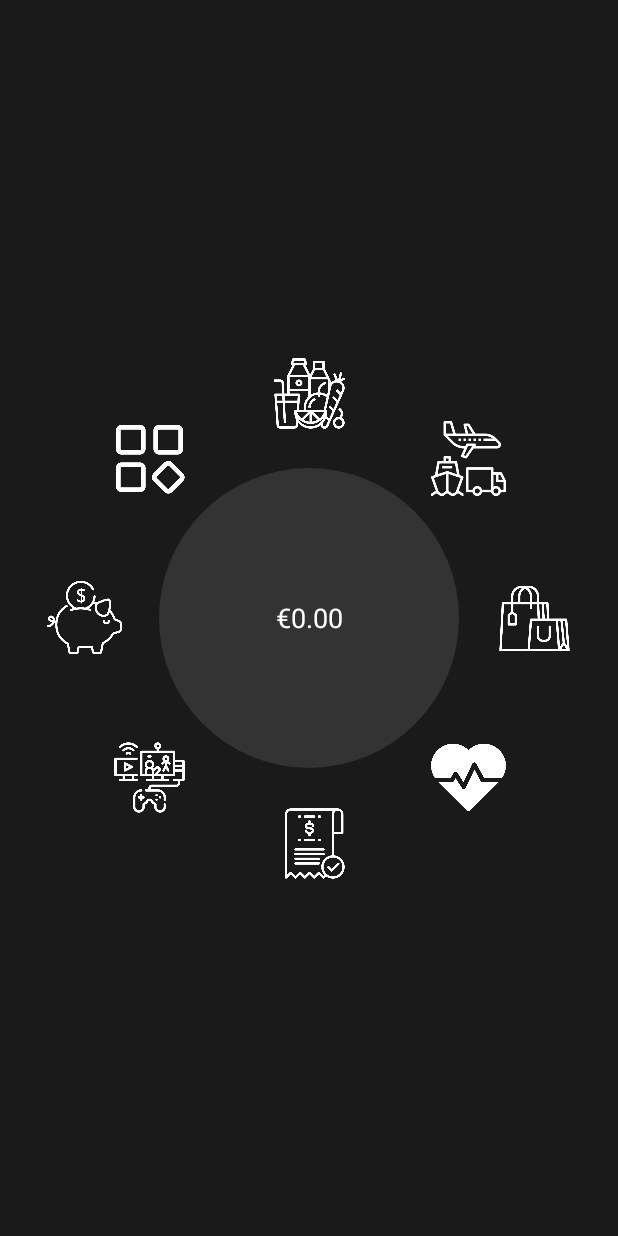
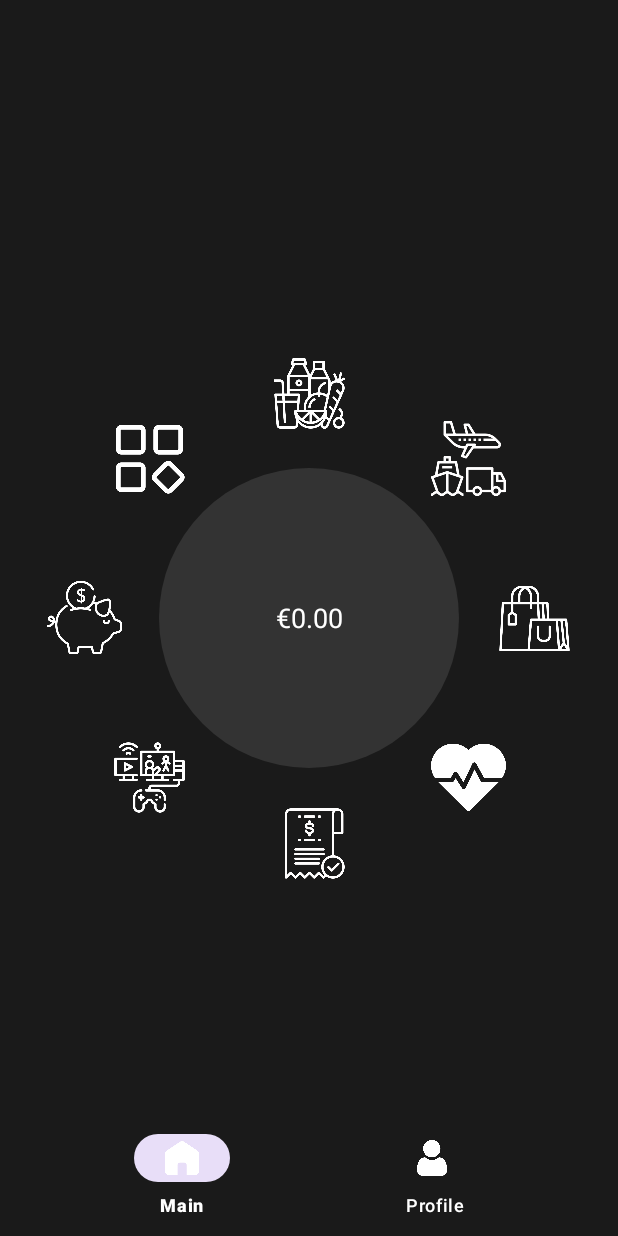
Before and after one commit to adriatik7/AndroidProject, an Android app: the MainActivity screen opened directly, with no data from a screen before it, on a phone screen of 412 x 824 dp. Run offline under Robolectric (Android 15) with nearby library versions, the phone set to English and light mode, and no system bars; 3 statements that could not run were skipped.

Commit message:
Add Profile and bottom NavBar

```diff
--- a/app/src/main/java/com/example/androidproject/DatabaseHelper.java
+++ b/app/src/main/java/com/example/androidproject/DatabaseHelper.java
@@ -223,7 +223,7 @@ public class DatabaseHelper extends SQLiteOpenHelper {
         return totalSpent;
     }
 
-    // Update item
+
     public int updateItem(int itemId, String newName, double newPrice, String newCategory) {
         SQLiteDatabase db = this.getWritableDatabase();
         ContentValues values = new ContentValues();
@@ -234,7 +234,7 @@ public class DatabaseHelper extends SQLiteOpenHelper {
         return db.update(TABLE_ITEMS, values, COLUMN_ITEM_ID + "=?", new String[]{String.valueOf(itemId)});
     }
 
-    // Delete item
+
     public int deleteItem(int itemId) {
         SQLiteDatabase db = this.getWritableDatabase();
         return db.delete(TABLE_ITEMS, COLUMN_ITEM_ID + "=?", new String[]{String.valueOf(itemId)});
--- a/app/src/main/res/layout/activity_main.xml
+++ b/app/src/main/res/layout/activity_main.xml
@@ -93,4 +93,18 @@
         app:layout_constraintCircleAngle="315"
         app:layout_constraintCircleRadius="150dp" />
 
+    <!-- Bottom Navigation -->
+    <com.google.android.material.bottomnavigation.BottomNavigationView
+        android:id="@+id/bottomNavigation"
+        android:layout_width="0dp"
+        android:layout_height="wrap_content"
+        android:layout_marginTop="8dp"
+        app:layout_constraintBottom_toBottomOf="parent"
+        app:layout_constraintStart_toStartOf="parent"
+        app:layout_constraintEnd_toEndOf="parent"
+        app:backgroundTint="#1A1A1A"
+    app:itemIconTint="@android:color/white"
+    app:itemTextColor="@android:color/white"
+    app:menu="@menu/bottom_navigation_menu" />
+
 </androidx.constraintlayout.widget.ConstraintLayout>
--- /dev/null
+++ b/app/src/main/res/menu/bottom_navigation_menu.xml
@@ -0,0 +1,11 @@
+<?xml version="1.0" encoding="utf-8"?>
+<menu xmlns:android="http://schemas.android.com/apk/res/android">
+    <item
+        android:id="@+id/nav_main"
+        android:icon="@drawable/main"
+        android:title="Main" />
+    <item
+        android:id="@+id/nav_profile"
+        android:icon="@drawable/user"
+    android:title="Profile" />
+</menu>
--- a/app/src/main/res/values/colors.xml
+++ b/app/src/main/res/values/colors.xml
@@ -5,6 +5,10 @@
     <color name="purple">#6200EE</color>
     <color name="colorPrimary">#6200EE</color>
     <color name="teal_700">#00796B</color>
+    <color name="background_color">#F5F5F5</color>
+    <color name="primary_color">#3F51B5</color>
+    <color name="primary_text">#212121</color>
+    <color name="secondary_text">#757575</color>
 
 
 
--- a/app/src/main/res/values/strings.xml
+++ b/app/src/main/res/values/strings.xml
@@ -1,3 +1,3 @@
 <resources>
-    <string name="app_name">AndroidProject</string>
+    <string name="app_name">SpendTracker</string>
 </resources>
--- a/app/src/main/res/values/themes.xml
+++ b/app/src/main/res/values/themes.xml
@@ -3,6 +3,9 @@
     <style name="Base.Theme.AndroidProject" parent="Theme.Material3.DayNight.NoActionBar">
         <!-- Customize your light theme here. -->
         <!-- <item name="colorPrimary">@color/my_light_primary</item> -->
+        <item name="colorPrimary">#1A1A1A</item>
+        <item name="colorPrimaryDark">#1A1A1A</item>
+
     </style>
 
     <style name="Theme.AndroidProject" parent="Base.Theme.AndroidProject" />
```
Also changed, not shown: app/src/main/AndroidManifest.xml (+4 -18 lines), app/src/main/java/com/example/androidproject/ProfileActivity.java (added, +82 -0 lines), app/src/main/res/layout/activity_profile.xml (added, +77 -0 lines), app/src/main/res/drawable/default_profile_picture.png (added), app/src/main/res/drawable/main.png (added), app/src/main/res/drawable/user.png (added).
